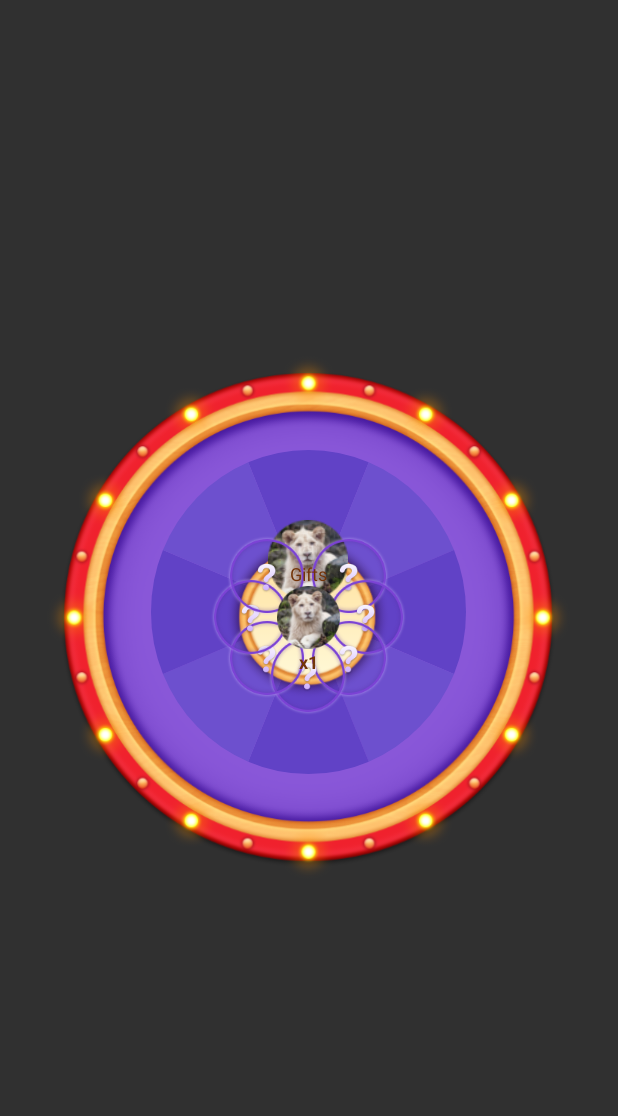
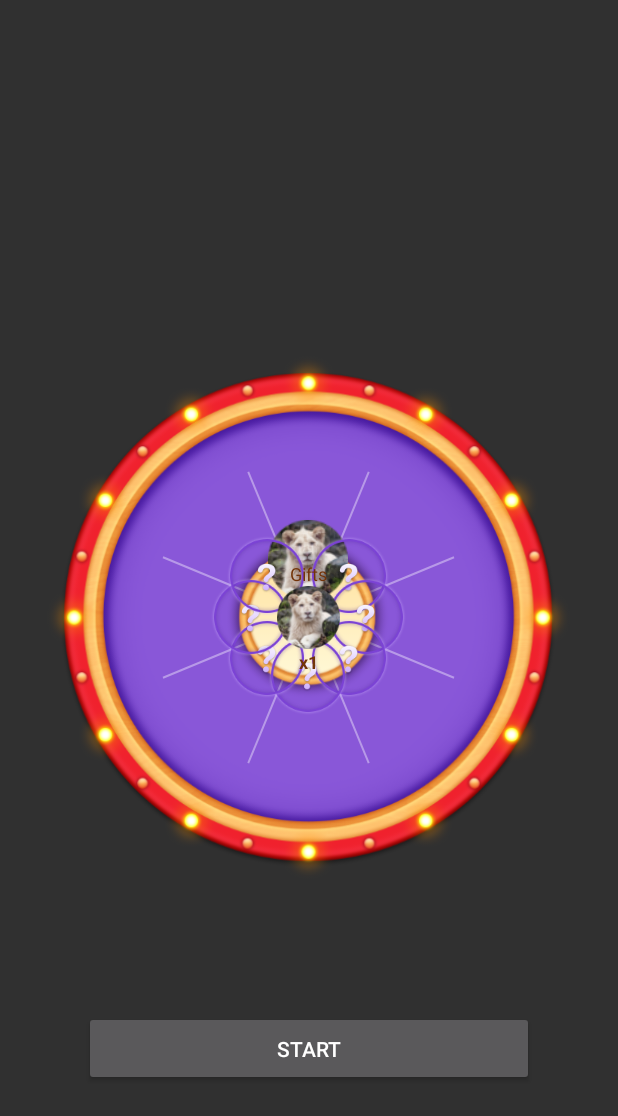
Before and after one commit to zzechao/TurntableGame, an Android app: the screen it shows after launch (MainActivity), after a tap on "Gifts", on a phone screen of 412 x 824 dp. Shown: the top 1116 px of the screen. Run offline under Robolectric (Android 15) with nearby library versions, the phone set to English and light mode, and no system bars; 2 other taps on this screen came first.

Commit message:
转盘差不多完成

```diff
--- a/app/src/main/java/com/zhouz/turntablegame/MainActivity.kt
+++ b/app/src/main/java/com/zhouz/turntablegame/MainActivity.kt
@@ -5,6 +5,7 @@ import android.graphics.Bitmap
 import android.graphics.BitmapFactory
 import android.os.Bundle
 import android.view.LayoutInflater
+import android.widget.Button
 import android.widget.ImageView
 import android.widget.TextView
 import android.widget.Toast
@@ -14,11 +15,15 @@ import com.zhouz.turntablelib.TurntableView
 
 class MainActivity : AppCompatActivity() {
 
-    @SuppressLint("InflateParams")
+    @SuppressLint("InflateParams", "MissingInflatedId")
     override fun onCreate(savedInstanceState: Bundle?) {
         super.onCreate(savedInstanceState)
         setContentView(R.layout.activity_main)
-        findViewById<TurntableView>(R.id.view).setting {
+        var userSize = 0
+        var giftSize = 0
+
+        val turn = findViewById<TurntableView>(R.id.view)
+        turn.setting {
             photoLoader = object : (suspend (Any) -> Bitmap?) {
                 override suspend fun invoke(p1: Any): Bitmap? {
                     return if (p1 is Int) {
@@ -33,13 +38,11 @@ class MainActivity : AppCompatActivity() {
             turntableNeedleIcon = R.mipmap.jiantou
             numberPart = 8
 
-
-            var size = 0
-
             partyChildBuild {
                 partyChild = { index ->
                     LayoutInflater.from(this@MainActivity).inflate(R.layout.layout_part_view, null).apply {
                         this.setOnClickListener {
+                            userSize++
                             this.findViewById<ImageView>(R.id.head).setImageResource(R.mipmap.head)
                             Toast.makeText(this@MainActivity, "index:$index", Toast.LENGTH_LONG).show()
                         }
@@ -47,13 +50,34 @@ class MainActivity : AppCompatActivity() {
                 }
 
                 centerChild = LayoutInflater.from(this@MainActivity).inflate(R.layout.layout_center_part, null).apply {
+                    this.findViewById<TextView>(R.id.size).text = "x$giftSize"
                     this.setOnClickListener {
                         this.findViewById<ImageView>(R.id.gift).setImageResource(R.mipmap.head)
-                        size++
-                        this.findViewById<TextView>(R.id.size).text = "x$size"
+                        giftSize++
+                        this.findViewById<TextView>(R.id.size).text = "x$giftSize"
                     }
                 }
             }
         }
+
+        findViewById<Button>(R.id.mStart).setOnClickListener {
+            if (userSize > 1) {
+                turn.setting {
+                    numberPart = userSize
+
+                    partyChildBuild {
+                        partyChild = { index ->
+                            LayoutInflater.from(this@MainActivity).inflate(R.layout.layout_part_view, null).apply {
+                                this.findViewById<ImageView>(R.id.head).setImageResource(R.mipmap.head)
+                            }
+                        }
+                    }
+                }
+
+                turn.start(0)
+
+                userSize = 0
+            }
+        }
     }
 }
--- a/app/src/main/res/layout/activity_main.xml
+++ b/app/src/main/res/layout/activity_main.xml
@@ -10,4 +10,13 @@
         android:layout_height="350dp"
         android:layout_gravity="center"
         turntableView:CTBackground="@mipmap/bg01" />
+
+
+    <Button
+        android:id="@+id/mStart"
+        android:layout_width="300dp"
+        android:layout_height="50dp"
+        android:layout_gravity="bottom|center_horizontal"
+        android:layout_marginBottom="100dp"
+        android:text="start" />
 </FrameLayout>
--- a/app/src/main/res/layout/layout_center_part.xml
+++ b/app/src/main/res/layout/layout_center_part.xml
@@ -19,8 +19,9 @@
 
     <TextView
         android:id="@+id/size"
-        android:layout_width="wrap_content"
+        android:layout_width="match_parent"
         android:layout_height="wrap_content"
+        android:gravity="center"
         android:text="x2"
         android:textColor="#733409"
         android:textSize="12sp"
--- a/turntablelib/src/main/java/com/zhouz/turntablelib/ITurntableBuilder.kt
+++ b/turntablelib/src/main/java/com/zhouz/turntablelib/ITurntableBuilder.kt
@@ -16,6 +16,8 @@ interface ITurntableBuilder {
     var turntableNeedleIcon: Int
 
     var numberPart: Int
+    var mMinTimes: Int
+    var mDurationTime: Long
 
     var photoLoader: (suspend (Any) -> Bitmap?)?
 
--- a/turntablelib/src/main/java/com/zhouz/turntablelib/TurntableView.kt
+++ b/turntablelib/src/main/java/com/zhouz/turntablelib/TurntableView.kt
@@ -1,10 +1,15 @@
 package com.zhouz.turntablelib
 
+import android.animation.Animator
+import android.animation.AnimatorListenerAdapter
+import android.animation.ObjectAnimator
+import android.animation.TimeInterpolator
 import android.annotation.SuppressLint
 import android.content.Context
 import android.content.ContextWrapper
 import android.graphics.Bitmap
 import android.graphics.Canvas
+import android.graphics.Color
 import android.graphics.Matrix
 import android.graphics.Paint
 import android.graphics.RectF
@@ -44,6 +49,7 @@ class TurntableView @JvmOverloads constructor(
 ) : FrameLayout(context, attrs, defStyleAttr), ITurntableBuilder {
 
 
+    private var anim: ObjectAnimator? = null
     private var center: Float = 0f
     private val defaultSize = 800
 
@@ -52,8 +58,6 @@ class TurntableView @JvmOverloads constructor(
         isAntiAlias = true
         isDither = true
     }
-
-    private val colors = intArrayOf(0xFF6142C6.toInt(), 0xFF6D50CE.toInt())
 
     override var turntableBg: Int = 0
     private val bgIconData = IconData()
@@ -68,11 +72,17 @@ class TurntableView @JvmOverloads constructor(
     private val partViews = mutableListOf<View>()
     private var mAngle = 0f
 
+
+    override var mMinTimes: Int = 6
+    override var mDurationTime: Long = 2000L
+
+
     private var centerView: View? = null
 
 
     override var photoLoader: (suspend (Any) -> Bitmap?)? = null
 
+    private var currAngle = 0f
 
     private val childBuilder: IPartyChild = object : IPartyChild {
         override var partyChild: (Int) -> View? = {
@@ -86,8 +96,7 @@ class TurntableView @JvmOverloads constructor(
         child.invoke(childBuilder)
     }
 
-    private var viewScope: CoroutineScope? = CoroutineScope(SupervisorJob(getCurrentLifeCycleOwner()?.lifecycleScope?.coroutineContext?.job) +
-            CoroutineExceptionHandler { _, throwable ->
+    private var viewScope: CoroutineScope? = CoroutineScope(SupervisorJob(getCurrentLifeCycleOwner()?.lifecycleScope?.coroutineContext?.job) + CoroutineExceptionHandler { _, throwable ->
         Log.e(TAG, "throwable happen!", throwable)
     })
 
@@ -137,28 +146,33 @@ class TurntableView @JvmOverloads constructor(
         var startAngle = -mAngle / 2 - 90
         val radius = measuredWidth / 2f - 105f
         for (i in 0 until numberPart) {
-            mPaint.setColor(colors[i % colors.size])
+            mPaint.setColor(Color.WHITE)
+            mPaint.alpha = 100
+            mPaint.strokeWidth = 2f
+
             //画一个扇形
-            val rect = RectF(center - radius, center - radius - 10, center + radius, center + radius - 1)
-            canvas?.drawArc(rect, startAngle, mAngle, true, mPaint)
+            val angleLine = Math.toRadians(startAngle.toDouble())
+            val lineX: Float = center + (radius * cos(angleLine)).toFloat()
+            val lineY: Float = center + (radius * sin(angleLine)).toFloat()
+            canvas?.drawLine(center, center, lineX, lineY, mPaint)
+
 
             val angle = Math.toRadians((startAngle + mAngle / 2).toDouble())
             //确定图片在圆弧中 中心点的位置
-            val x: Float = (width / 2f + (radius - 100) * cos(angle)).toFloat()
-            val y: Float = (height / 2f + (radius - 100) * sin(angle)).toFloat()
+            val x: Float = (center + (radius - 100) * cos(angle)).toFloat()
+            val y: Float = (center + (radius - 100) * sin(angle)).toFloat()
 
             val partView = partViews.getOrNull(i)
             partView?.let {
                 it.layout(
-                    (x - it.measuredWidth / 2f).toInt(),
-                    (y - it.measuredHeight / 2f).toInt(),
-                    (x + it.measuredWidth / 2f).toInt(),
-                    (y + it.measuredHeight / 2f).toInt()
+                    (x - it.measuredWidth / 2f).toInt(), (y - it.measuredHeight / 2f).toInt(), (x + it.measuredWidth / 2f).toInt(), (y + it.measuredHeight / 2f).toInt()
                 )
             }
 
             startAngle += mAngle
         }
+
+        mPaint.alpha = 255
 
         iconTurntableNeedle.bitmap?.let {
             val src = RectF(0f, 0f, it.width.toFloat(), it.height.toFloat())
@@ -209,6 +223,13 @@ class TurntableView @JvmOverloads constructor(
     override fun build() {
         Log.i(TAG, "build viewScope:$viewScope")
         viewScope?.launch(Dispatchers.IO) {
+            withContext(Dispatchers.Main) {
+                partViews.forEach {
+                    removeView(it)
+                }
+                partViews.clear()
+            }
+
             val bitmapBg = photoLoader?.invoke(turntableBg) ?: return@launch
             bgIconData.icon = turntableBg
             bgIconData.bitmap = bitmapBg
@@ -236,6 +257,7 @@ class TurntableView @JvmOverloads constructor(
                     }
                 }
 
+                if (centerView?.parent == null) {
                     centerView = childBuilder.centerChild
                     centerView?.let {
                         val width = MeasureSpec.makeMeasureSpec(measuredWidth, MeasureSpec.AT_MOST)
@@ -243,10 +265,37 @@ class TurntableView @JvmOverloads constructor(
                         it.measure(width, height)
                         addView(it)
                     }
+                }
 
                 invalidate()
             }
         }
+    }
+
+    fun start(pos: Int) {
+        //最低圈数是mMinTimes圈
+        anim?.cancel()
+        val newAngle: Int = (360 * mMinTimes + (pos - 1) * mAngle + currAngle).toInt()
+        //计算目前的角度划过的扇形份数
+        val num: Int = ((newAngle - currAngle) / mAngle).toInt()
+        anim = ObjectAnimator.ofFloat(this, "rotation", currAngle, newAngle.toFloat())
+        currAngle = newAngle.toFloat()
+        // 动画的持续时间，执行多久？
+        anim?.setDuration(mDurationTime)
+        anim?.addUpdateListener {   //将动画的过程态回调给调用者
+        }
+        val f = floatArrayOf(0f)
+        anim?.interpolator = TimeInterpolator { t ->
+            f[0] = (cos((t + 1) * Math.PI) / 2.0f).toFloat() + 0.5f
+            f[0]
+        }
+        anim?.addListener(object : AnimatorListenerAdapter() {
+            override fun onAnimationEnd(animation: Animator) {
+                super.onAnimationEnd(animation)
+            }
+        })
+        // 正式开始启动执行动画
+        anim?.start()
     }
 
     private fun View.findFragmentOfGivenView(): Fragment? {
```
Lines whose indentation alone changed are shown as unchanged.
